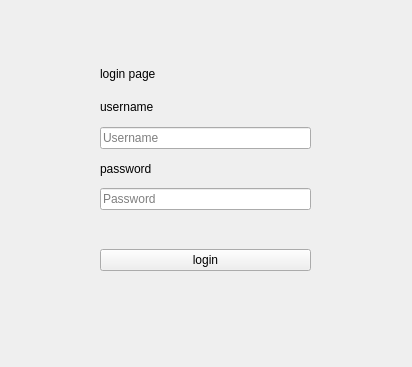
Before: the Qt Designer form ui_files/authentication/test_login.ui in christianfoster2025/messaging_project, drawn with Qt 5.
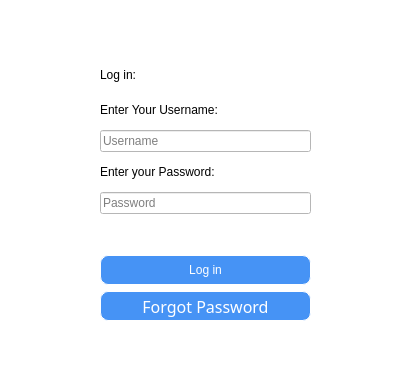
After: the same form once the commit is applied.

The edit to the form file:
```diff
--- a/ui_files/authentication/test_login.ui
+++ b/ui_files/authentication/test_login.ui
@@ -13,6 +13,12 @@
   <property name="windowTitle">
    <string>MainWindow</string>
   </property>
+  <property name="styleSheet">
+   <string notr="true">font: 12pt &quot;Franklin Gothic Book&quot;;
+background-color:white;
+
+</string>
+  </property>
   <widget class="QWidget" name="centralwidget">
    <widget class="QWidget" name="verticalLayoutWidget">
     <property name="geometry">
@@ -20,21 +26,21 @@
       <x>100</x>
       <y>60</y>
       <width>211</width>
-      <height>211</height>
+      <height>261</height>
      </rect>
     </property>
     <layout class="QVBoxLayout" name="verticalLayout">
      <item>
       <widget class="QLabel" name="label">
        <property name="text">
-        <string>login page</string>
+        <string>Log in:</string>
        </property>
       </widget>
      </item>
      <item>
       <widget class="QLabel" name="label_2">
        <property name="text">
-        <string>username</string>
+        <string>Enter Your Username:</string>
        </property>
       </widget>
      </item>
@@ -51,7 +57,7 @@
      <item>
       <widget class="QLabel" name="label_3">
        <property name="text">
-        <string>password</string>
+        <string>Enter your Password:</string>
        </property>
       </widget>
      </item>
@@ -77,8 +83,52 @@
      </item>
      <item>
       <widget class="QPushButton" name="submit_form">
+       <property name="minimumSize">
+        <size>
+         <width>0</width>
+         <height>30</height>
+        </size>
+       </property>
+       <property name="styleSheet">
+        <string notr="true">background-color: #4693F5;
+color:white;
+border: 1px solid #ffffff;
+border-radius:8px;
+
+</string>
+       </property>
        <property name="text">
-        <string>login</string>
+        <string>Log in</string>
+       </property>
+      </widget>
+     </item>
+     <item>
+      <widget class="QPushButton" name="submit_form_2">
+       <property name="minimumSize">
+        <size>
+         <width>0</width>
+         <height>30</height>
+        </size>
+       </property>
+       <property name="font">
+        <font>
+         <family>Franklin Gothic Book</family>
+         <pointsize>12</pointsize>
+         <weight>50</weight>
+         <italic>false</italic>
+         <bold>false</bold>
+        </font>
+       </property>
+       <property name="styleSheet">
+        <string notr="true">background-color: #4693F5;
+color:white;
+border: 1px solid #ffffff;
+border-radius:8px;
+
+</string>
+       </property>
+       <property name="text">
+        <string>Forgot Password</string>
        </property>
       </widget>
      </item>
```
Left out of the diff: 4 changed lines with no effect on the pictures.
